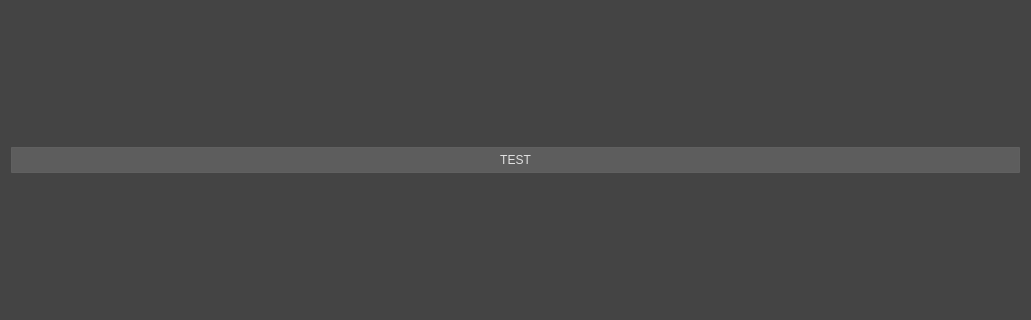
This is esa/common/python/tool/inside_anim/campus/ui/main.ui in esernaalonso/dev as Qt 5 draws it before an edit; both pictures show x 0 to 1031 and y 224 to 544 of the 1031 by 768 pixel window. The edited form follows.
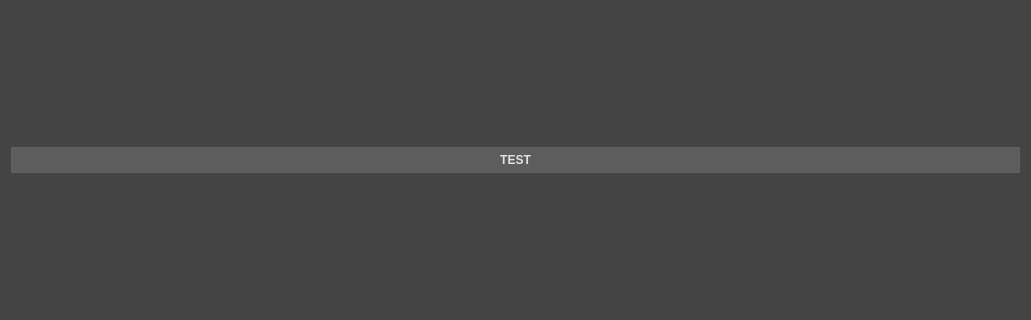
This is the edited form.

Commit message: DEV-10 font style loaded and also pack the font dependencies

The edit to the form file:
```diff
--- a/esa/common/python/tool/inside_anim/campus/ui/main.ui
+++ b/esa/common/python/tool/inside_anim/campus/ui/main.ui
@@ -890,6 +890,12 @@
      </item>
      <item>
       <widget class="QPushButton" name="pushButton">
+       <property name="font">
+        <font>
+         <weight>75</weight>
+         <bold>true</bold>
+        </font>
+       </property>
        <property name="text">
         <string>TEST</string>
        </property>
```
The commit also changes 8 other files.
